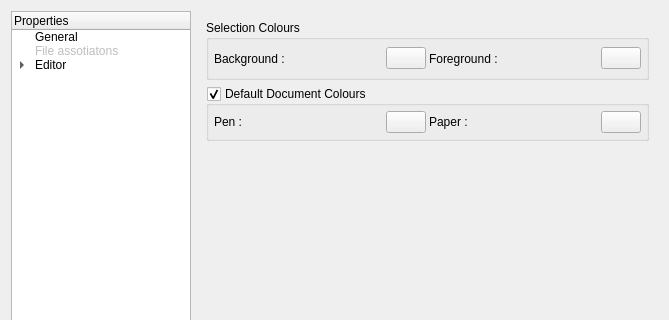
This is mks/ui/UISettings.ui in andreikop/enki as Qt 5 draws it before an edit; both pictures show x 0 to 669 and y 0 to 320 of the 669 by 711 pixel window. The edited form follows.
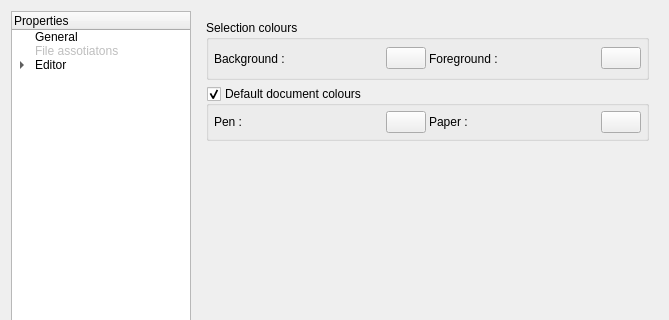
This is the edited form. The open tabs and pages were chosen to show the change. Custom widgets are drawn as their Qt base class.

Commit message: Editor documentation. UI text fixes

Diff of the .ui file:
```diff
--- a/mks/ui/UISettings.ui
+++ b/mks/ui/UISettings.ui
@@ -616,7 +616,7 @@
             </size>
            </property>
            <property name="title">
-            <string>Selection Colours</string>
+            <string>Selection colours</string>
            </property>
            <layout class="QHBoxLayout" name="_4">
             <property name="spacing">
@@ -665,7 +665,7 @@
          <item>
           <widget class="QGroupBox" name="gbDefaultDocumentColours">
            <property name="title">
-            <string>Default Document Colours</string>
+            <string>Default document colours</string>
            </property>
            <property name="checkable">
             <bool>true</bool>
```
Left out of the diff: 6 changed lines with no effect on the pictures. The commit also changes 2 other files.
